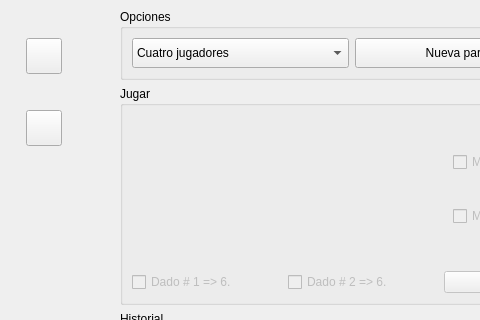
Lerduzz/Lerchis, file parchis.ui: the form before one commit; both pictures show x 599 to 1079 and y 0 to 320 of the 1191 by 700 pixel window.
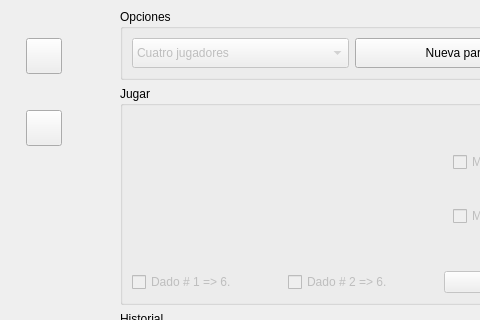
The form after the commit. Icons and pictures are not drawn.

Commit message: Desactivada la seleccion de cantidad de jugadores hasta ser implementada.

Diff of the .ui file:
```diff
--- a/parchis.ui
+++ b/parchis.ui
@@ -412,6 +412,9 @@
          <layout class="QHBoxLayout" name="horizontalLayout">
           <item>
            <widget class="QComboBox" name="numJugadores">
+            <property name="enabled">
+             <bool>false</bool>
+            </property>
             <property name="minimumSize">
              <size>
               <width>0</width>
```
The commit also changes 1 other file.
